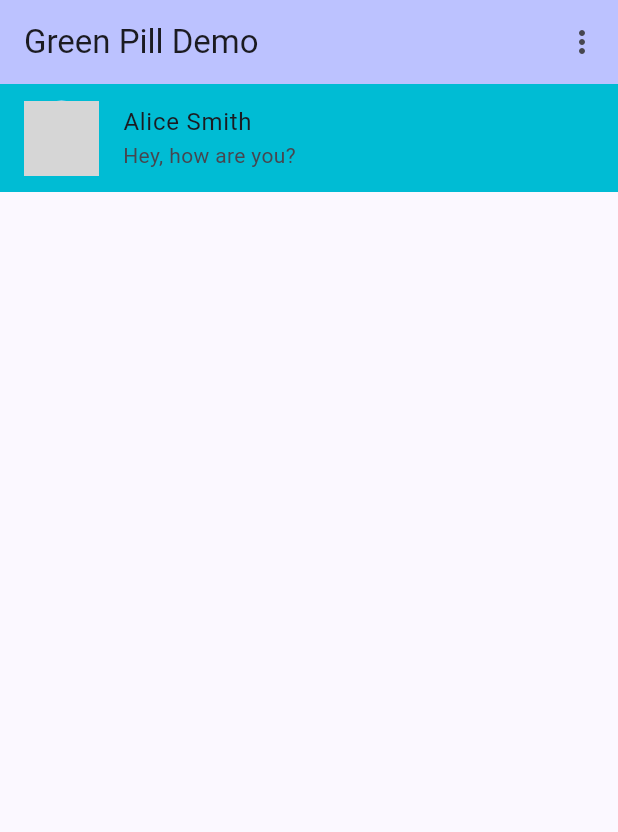
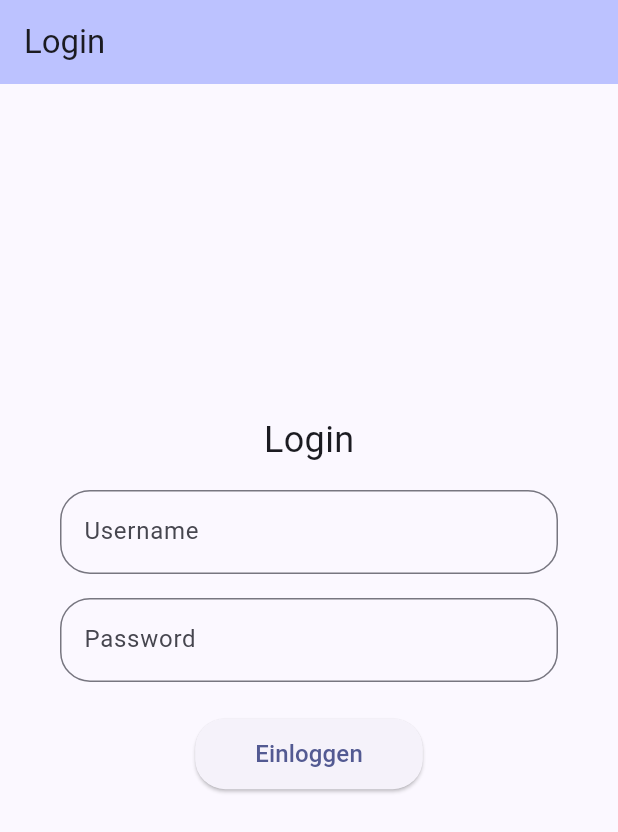
Before and after one commit to KaTo3107/green_pill, a Flutter app: the screen it shows after launch, on a phone screen of 412 x 824 dp. Shown: the top 832 px of the screen. Run offline on Flutter 3.47's test engine with Material 3 defaults, Android fonts, the light colour scheme and no system bars; our stand-ins replace flutter_colorpicker, shared_preferences; grey boxes are pictures that could not be loaded.

Commit message:
added Login Page and Authentication layer
- add AuthWrapper for Loginpage
- add auth_model with fake login
- move homepage into dedicated file
- change provider system of settings
- add auth_model provider
- change options system for more maintainability

```diff
--- /dev/null
+++ b/devtools_options.yaml
@@ -0,0 +1,3 @@
+description: This file stores settings for Dart & Flutter DevTools.
+documentation: https://docs.flutter.dev/tools/devtools/extensions#configure-extension-enablement-states
+extensions:
--- a/lib/main.dart
+++ b/lib/main.dart
@@ -1,11 +1,24 @@
 import 'package:flutter/material.dart';
+import 'package:green_pill/models/auth_model.dart';
 import 'package:green_pill/models/settings_model.dart';
-import 'package:green_pill/pages/chatlist.dart';
-import 'package:green_pill/pages/settings.dart';
+import 'package:green_pill/pages/AuthWrapper.dart';
 import 'package:provider/provider.dart';
 
 void main() {
-  runApp(const MyApp());
+  runApp(
+    MultiProvider(providers: [
+      //SetiingsModel Notifyier
+      ChangeNotifierProvider<SettingsModel>(create: (_) {
+        final model = SettingsModel();
+        model.load();
+        return model;
+      }),
+      //AuthModel Notifyier
+      ChangeNotifierProvider<AuthModel>(create: (_) => AuthModel()),
+    ],
+    builder: (context, child) => const MyApp(),
+    ),
+  );
 }
 
 class MyApp extends StatelessWidget {
@@ -13,96 +26,13 @@ class MyApp extends StatelessWidget {
 
   @override
   Widget build(BuildContext context) {
-//Ein “besserer” (etwas saubererer) Ansatz
-//main() lädt Settings vor
-//runApp() bekommt bereits initialen State
-//MyApp (MaterialApp) bleibt stabil; Theme-Wechsel passiert ohne komplette Neuziehung der App
-    return ChangeNotifierProvider(
-      create: (context) {
-        final model = SettingsModel();
-        model.load();
-        return model;
-      },
-      child: Consumer<SettingsModel>(
-        builder: (context, settings, child) {
-          return MaterialApp(
-            title: 'Flutter Demo',
-            theme: settings.themeData,
-            darkTheme: ThemeData.dark(useMaterial3: true)
-                .copyWith(colorScheme: settings.themeData.colorScheme),
-            themeMode: settings.themeMode,
-            home: const MyHomePage(title: 'Green Pill Demo'),
-          );
-        },
-      ),
+    return MaterialApp(
+      title: 'Flutter Demo',
+      theme: context.watch<SettingsModel>().themeData,
+      darkTheme: ThemeData.dark(useMaterial3: true)
+          .copyWith(colorScheme: context.watch<SettingsModel>().themeData.colorScheme),
+      themeMode: context.watch<SettingsModel>().themeMode,
+      home: const AuthWrapper(),
     );
   }
 }
-
-class MyHomePage extends StatefulWidget {
-  const MyHomePage({super.key, required this.title});
-
-  final String title;
-
-  @override
-  State<MyHomePage> createState() => _MyHomePageState();
-}
-
-class _MyHomePageState extends State<MyHomePage> {
-
-  int _currentPageIndex = 0; // For bottom navigation at the Moment unused
-
-  @override
-  Widget build(BuildContext context) {
-    return Scaffold(
-      appBar: AppBar(
-        backgroundColor: Theme.of(context).colorScheme.inversePrimary,
-        title: Text(widget.title),
-        actions: [
-          PopupMenuButton<String>(
-            onSelected: (value) {
-              switch (value) {
-                case 'settings':
-                  Navigator.push(context, MaterialPageRoute(builder: (context) => SettingsPage()));
-                  break;
-              }
-            },
-            itemBuilder: (BuildContext context) => [
-              const PopupMenuItem<String>(
-                value: 'settings',
-                child: Row(
-                  children: [
-                    Icon(Icons.settings),
-                    SizedBox(width: 8),
-                    Text('Settings'),
-                  ],
-                ),
-              ),
-            ],
-          ),
-        ],
-      ),
-      body: <Widget>[
-        const ChatListPage(),
-      ][_currentPageIndex],
-      /*bottomNavigationBar: NavigationBar(
-        onDestinationSelected: (value) => {
-          setState(() {
-            _currentPageIndex = value;
-          })
-        },
-        selectedIndex: _currentPageIndex,
-        destinations: [
-          NavigationDestination(
-            icon: const Icon(Icons.messenger_sharp),
-            label: 'Chats',
-          ),
-          NavigationDestination(
-            icon: const Icon(Icons.sensor_door),
-            label: 'Settings',
-          ),
-        ],
-      ),*/
-    );
-  }
-}
--- /dev/null
+++ b/lib/models/auth_model.dart
@@ -0,0 +1,27 @@
+import 'package:flutter/material.dart';
+
+class AuthModel extends ChangeNotifier{
+  static bool isLoggedIn = false;
+  static String authenticationToken = '';
+
+  bool get isAuthenticated => isLoggedIn;
+  String get token => authenticationToken;
+
+  Future<void> login(String username, String password) async {
+    await Future.delayed(const Duration(seconds: 2));
+
+    if (username == 'user' && password == 'password') {
+      isLoggedIn = true;
+      authenticationToken = 'dummy_token';
+      notifyListeners();
+    } else {
+      throw Exception('Ungültige Anmeldedaten');
+    }
+  }
+
+  void logout() {
+    isLoggedIn = false;
+    authenticationToken = '';
+    notifyListeners();
+  }
+}
--- /dev/null
+++ b/lib/pages/AuthWrapper.dart
@@ -0,0 +1,20 @@
+import 'package:flutter/material.dart' show BuildContext, StatelessWidget, Widget;
+import 'package:green_pill/models/auth_model.dart';
+import 'package:green_pill/pages/home.dart';
+import 'package:green_pill/pages/login.dart';
+import 'package:provider/provider.dart';
+
+class AuthWrapper extends StatelessWidget {
+  const AuthWrapper({super.key});
+
+  @override
+  Widget build(BuildContext context) {
+    final auth = context.watch<AuthModel>();
+
+    if (auth.isAuthenticated) {
+      return const HomePage(title: 'Green Pill Demo');
+    } else {
+      return const LoginPage();
+    }
+  }
+}
--- /dev/null
+++ b/lib/pages/login.dart
@@ -0,0 +1,83 @@
+import 'package:flutter/material.dart';
+import 'package:green_pill/models/auth_model.dart';
+import 'package:provider/provider.dart';
+
+class LoginPage extends StatefulWidget {
+  const LoginPage({super.key});
+
+  @override
+  State<LoginPage> createState() => _LoginPageState();
+}
+
+class _LoginPageState extends State<LoginPage> {
+
+  final TextEditingController _usernameController = TextEditingController();
+  final TextEditingController _passwordController = TextEditingController();
+
+  @override
+  Widget build(BuildContext context) {
+    return Scaffold(
+      appBar: AppBar(
+        backgroundColor: Theme.of(context).colorScheme.inversePrimary,
+        title: const Text('Login'),
+      ),
+      body: Center(
+        heightFactor: 0.9,
+        child: Column(
+          mainAxisAlignment: MainAxisAlignment.center,
+          children: [
+            Text('Login', style: TextStyle(fontSize: 24)),
+            SizedBox(height: 16),
+            Container(
+              margin: const EdgeInsets.symmetric(horizontal: 40),
+              child: TextField(
+                controller: _usernameController,
+                decoration: InputDecoration(
+                  labelText: 'Username',
+                  border: OutlineInputBorder(
+                    borderRadius: BorderRadius.circular(20),
+                  ),
+                ),
+              ),
+            ),
+            SizedBox(height: 16),
+            Container(
+              margin: const EdgeInsets.symmetric(horizontal: 40),
+              child: TextField(
+                controller: _passwordController,
+                decoration: InputDecoration(
+                  labelText: 'Password',
+                  border: OutlineInputBorder(
+                    borderRadius: BorderRadius.circular(20),
+                  ),
+                ),
+                obscureText: true,
+              ),
+            ),
+            SizedBox(height: 24),
+            ElevatedButton(
+              onPressed: () async {
+                try {
+                  await Provider.of<AuthModel>(context, listen: false).login(_usernameController.text, _passwordController.text);
+                } catch (e) {
+                  ScaffoldMessenger.of(context).showSnackBar(
+                    SnackBar(content: Text(e.toString())),
+                  );
+
+                  print(e);
+                }
+              },
+              style: ElevatedButton.styleFrom(
+                shape: RoundedRectangleBorder(
+                  borderRadius: BorderRadius.circular(20),
+                ),
+                padding: const EdgeInsets.symmetric(horizontal: 40, vertical: 12),
+              ),
+              child: const Text('Einloggen', style: TextStyle(fontSize: 16)),
+            )
+          ],
+        ),
+      ),
+    );
+  }
+}
```
Also changed, not shown: lib/models/menu_action.dart (added, +16 -0 lines), lib/pages/home.dart (added, +93 -0 lines).
